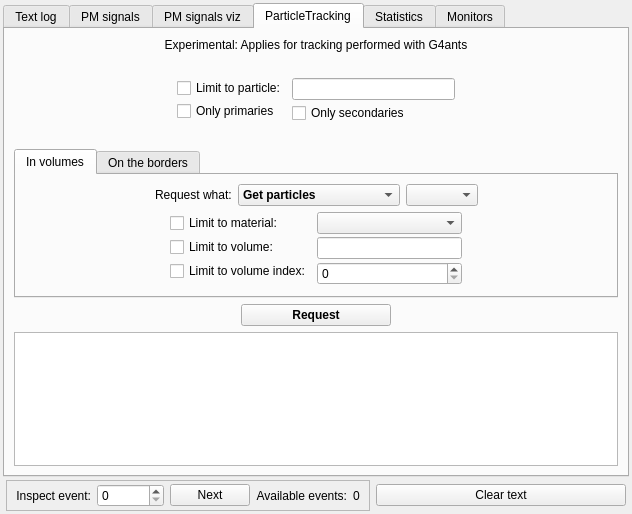
Old version of the form src/gui/outputwindow.ui in the repository andrmor/ANTS2.
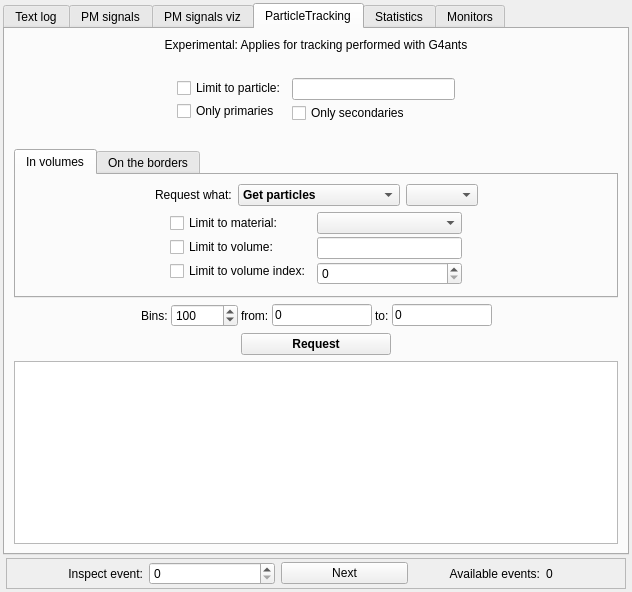
New version of the form.

Diff of the .ui file:
```diff
--- a/src/gui/outputwindow.ui
+++ b/src/gui/outputwindow.ui
@@ -7,7 +7,7 @@
     <x>0</x>
     <y>0</y>
     <width>632</width>
-    <height>514</height>
+    <height>592</height>
    </rect>
   </property>
   <property name="sizePolicy">
@@ -163,6 +163,19 @@
           </property>
          </widget>
         </item>
+        <item>
+         <widget class="QPushButton" name="pbClearText">
+          <property name="minimumSize">
+           <size>
+            <width>150</width>
+            <height>21</height>
+           </size>
+          </property>
+          <property name="text">
+           <string>Clear text</string>
+          </property>
+         </widget>
+        </item>
        </layout>
       </widget>
       <widget class="QWidget" name="tabPMhits">
@@ -1019,6 +1032,125 @@
           </widget>
          </widget>
         </item>
+        <item>
+         <widget class="QFrame" name="frPTHistX">
+          <property name="minimumSize">
+           <size>
+            <width>0</width>
+            <height>0</height>
+           </size>
+          </property>
+          <property name="frameShape">
+           <enum>QFrame::NoFrame</enum>
+          </property>
+          <property name="frameShadow">
+           <enum>QFrame::Raised</enum>
+          </property>
+          <layout class="QHBoxLayout" name="horizontalLayout_21">
+           <property name="spacing">
+            <number>3</number>
+           </property>
+           <property name="leftMargin">
+            <number>0</number>
+           </property>
+           <property name="topMargin">
+            <number>0</number>
+           </property>
+           <property name="rightMargin">
+            <number>0</number>
+           </property>
+           <property name="bottomMargin">
+            <number>0</number>
+           </property>
+           <item>
+            <spacer name="horizontalSpacer_16">
+             <property name="orientation">
+              <enum>Qt::Horizontal</enum>
+             </property>
+             <property name="sizeHint" stdset="0">
+              <size>
+               <width>103</width>
+               <height>20</height>
+              </size>
+             </property>
+            </spacer>
+           </item>
+           <item>
+            <widget class="QLabel" name="label_18">
+             <property name="text">
+              <string>Bins:</string>
+             </property>
+            </widget>
+           </item>
+           <item>
+            <widget class="QSpinBox" name="sbPTHistBinsX">
+             <property name="minimum">
+              <number>1</number>
+             </property>
+             <property name="maximum">
+              <number>100000</number>
+             </property>
+             <property name="value">
+              <number>100</number>
+             </property>
+            </widget>
+           </item>
+           <item>
+            <widget class="QLabel" name="label_19">
+             <property name="text">
+              <string>from:</string>
+             </property>
+            </widget>
+           </item>
+           <item>
+            <widget class="QLineEdit" name="ledPTHistFromX">
+             <property name="maximumSize">
+              <size>
+               <width>100</width>
+               <height>16777215</height>
+              </size>
+             </property>
+             <property name="text">
+              <string>0</string>
+             </property>
+            </widget>
+           </item>
+           <item>
+            <widget class="QLabel" name="label_20">
+             <property name="text">
+              <string>to:</string>
+             </property>
+            </widget>
+           </item>
+           <item>
+            <widget class="QLineEdit" name="ledPTHistToX">
+             <property name="maximumSize">
+              <size>
+               <width>100</width>
+               <height>16777215</height>
+              </size>
+             </property>
+             <property name="text">
+              <string>0</string>
+             </property>
+            </widget>
+           </item>
+           <item>
+            <spacer name="horizontalSpacer_21">
+             <property name="orientation">
+              <enum>Qt::Horizontal</enum>
+             </property>
+             <property name="sizeHint" stdset="0">
+              <size>
+               <width>103</width>
+               <height>20</height>
+              </size>
+             </property>
+            </spacer>
+           </item>
+          </layout>
+         </widget>
+        </item>
         <item>
          <layout class="QHBoxLayout" name="horizontalLayout_24">
           <property name="topMargin">
@@ -2005,19 +2137,6 @@
          </layout>
         </widget>
        </item>
-       <item>
-        <widget class="QPushButton" name="pbClearText">
-         <property name="minimumSize">
-          <size>
-           <width>150</width>
-           <height>21</height>
-          </size>
-         </property>
-         <property name="text">
-          <string>Clear text</string>
-         </property>
-        </widget>
-       </item>
       </layout>
      </widget>
     </item>
```
Left out of the diff: 35 changed lines with no effect on the pictures.
